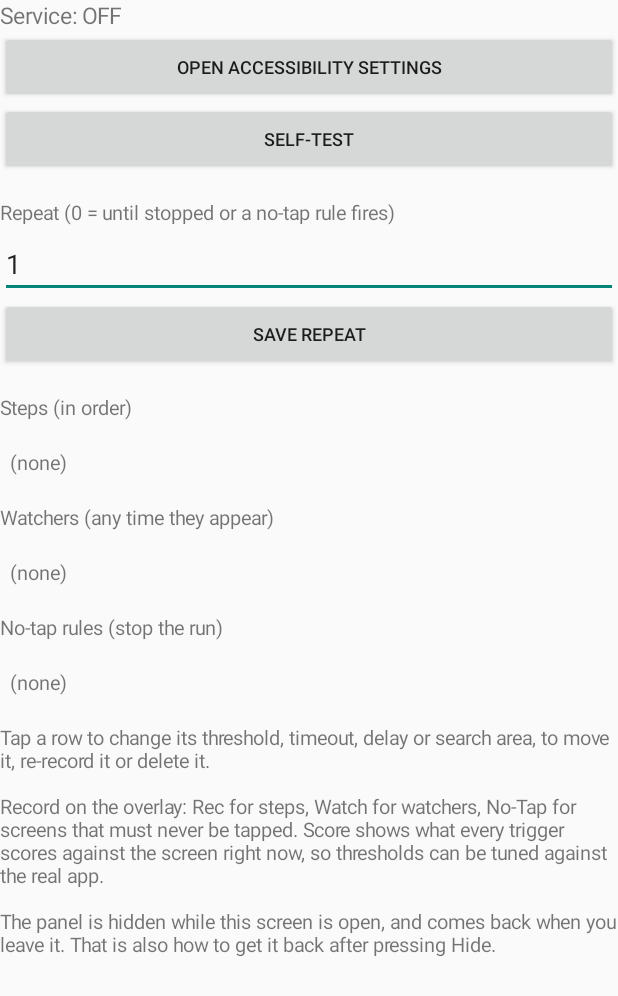
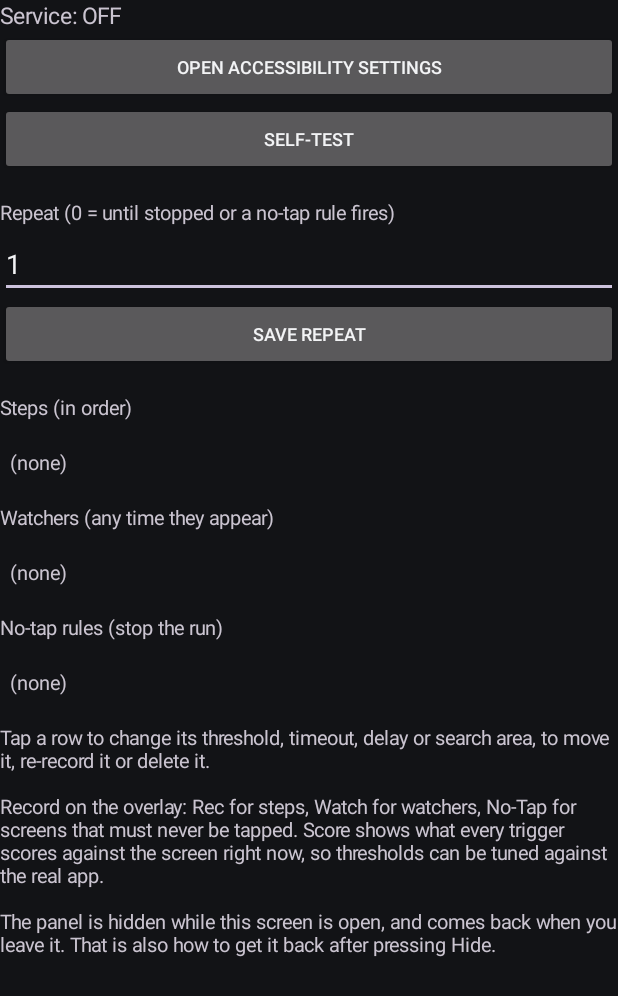
Before and after one commit to ualam677/ShadowClone, an Android app: the screen it shows after launch (MainActivity), on a phone screen of 412 x 824 dp. Shown: the top 996 px of the screen. Run offline under Robolectric (Android 15) with nearby library versions, the phone set to English and light mode, and no system bars; libraries missing offline, so code that uses them is left out: org.opencv.android.

Commit message:
Task 1: androidx, dark theme and design tokens
colors.xml, dimens.xml and themes.xml replace the raw pixel literals and
the bare platform theme. Nothing reads the dimens yet; later tasks do.

Adds appcompat, material and recyclerview -- the first dependencies
beyond OpenCV. MainActivity moves to AppCompatActivity so it can take a
Material3 theme.

Also logs Macro.selfTest() on service connect. There is no test source
set, so selfTest is this project's assertions, and this is how they are
read: adb logcat -d -s Bunshin | grep self-test

Co-Authored-By: Claude Opus 5 <noreply@anthropic.com>

```diff
--- a/app/src/main/AndroidManifest.xml
+++ b/app/src/main/AndroidManifest.xml
@@ -5,7 +5,7 @@
         android:allowBackup="false"
         android:label="@string/app_name"
         android:supportsRtl="false"
-        android:theme="@android:style/Theme.Material.Light.NoActionBar">
+        android:theme="@style/Theme.Bunshin">
 
         <activity
             android:name=".MainActivity"
--- a/app/src/main/java/com/shadowclone/MainActivity.kt
+++ b/app/src/main/java/com/shadowclone/MainActivity.kt
@@ -1,6 +1,5 @@
 package com.shadowclone
 
-import android.app.Activity
 import android.app.AlertDialog
 import android.content.Intent
 import android.os.Bundle
@@ -13,12 +12,13 @@ import android.widget.ImageView
 import android.widget.LinearLayout
 import android.widget.ScrollView
 import android.widget.TextView
+import androidx.appcompat.app.AppCompatActivity
 
 /**
  * The macro editor. The overlay cannot do this job: its window takes no keyboard, and the panel
  * would sit on top of the list. So the overlay is hidden while this screen is in front.
  */
-class MainActivity : Activity() {
+class MainActivity : AppCompatActivity() {
 
     companion object {
         /**
--- a/app/src/main/java/com/shadowclone/ShadowService.kt
+++ b/app/src/main/java/com/shadowclone/ShadowService.kt
@@ -54,6 +54,9 @@ class ShadowService : AccessibilityService() {
 
     override fun onServiceConnected() {
         OpenCVLoader.initLocal()
+        // There is no test source set; selfTest is this project's assertions. Logging it on
+        // every connect is how they are read: `adb logcat -d -s Bunshin | grep self-test`.
+        Log.i(TAG, Macro.selfTest())
         instance = this
         // Which of the two happens -- rebind of this instance, or a fresh instance -- decides what
         // M2 has to do to keep a run alive, so make it identifiable in logcat.
--- /dev/null
+++ b/app/src/main/res/values/colors.xml
@@ -0,0 +1,25 @@
+<?xml version="1.0" encoding="utf-8"?>
+<!--
+  The whole palette. Dark only: the overlay sits on top of a game, often at night.
+  Semantic colours mean the same thing on the overlay and in the editor.
+-->
+<resources>
+    <!-- brand -->
+    <color name="primary">#FF8A3C</color>
+    <color name="primary_pressed">#E8701A</color>
+    <color name="primary_recessed">#C96A20</color>
+
+    <!-- what a trigger is. no_tap is yellow, not amber, so it cannot be read as the brand orange -->
+    <color name="rec">#FF453A</color>
+    <color name="no_tap">#FFD426</color>
+    <color name="watcher">#4C8DFF</color>
+    <color name="go">#32D74B</color>
+
+    <!-- surfaces -->
+    <color name="bg">#121316</color>
+    <color name="surface">#1C1E22</color>
+    <color name="raised">#262A31</color>
+    <color name="line">#333841</color>
+    <color name="text">#F2F3F5</color>
+    <color name="muted">#9AA0A8</color>
+</resources>
--- /dev/null
+++ b/app/src/main/res/values/themes.xml
@@ -0,0 +1,28 @@
+<?xml version="1.0" encoding="utf-8"?>
+<resources xmlns:tools="http://schemas.android.com/tools">
+
+    <!--
+      Dark only, and no action bar: the editor pads itself from the window insets.
+      Overlay views are built from the service context, which carries no theme of its
+      own, so they wrap it in a ContextThemeWrapper pointing here.
+    -->
+    <style name="Theme.Bunshin" parent="Theme.Material3.Dark.NoActionBar">
+        <item name="colorPrimary">@color/primary</item>
+        <item name="colorOnPrimary">#1A0E04</item>
+        <item name="colorSurface">@color/surface</item>
+        <item name="colorOnSurface">@color/text</item>
+        <item name="colorSurfaceVariant">@color/raised</item>
+        <item name="colorOnSurfaceVariant">@color/muted</item>
+        <item name="colorOutline">@color/line</item>
+        <item name="colorError">@color/rec</item>
+        <item name="android:colorBackground">@color/bg</item>
+        <item name="android:textColorPrimary">@color/text</item>
+        <item name="android:textColorSecondary">@color/muted</item>
+
+        <!-- the editor draws its own background to the edges and insets its content -->
+        <item name="android:statusBarColor">@android:color/transparent</item>
+        <item name="android:navigationBarColor">@android:color/transparent</item>
+        <item name="android:windowLightStatusBar">false</item>
+        <item name="android:windowLightNavigationBar" tools:targetApi="27">false</item>
+    </style>
+</resources>
```
Also changed, not shown: app/build.gradle.kts (+7 -0 lines), app/src/main/res/values/dimens.xml (added, +35 -0 lines).
